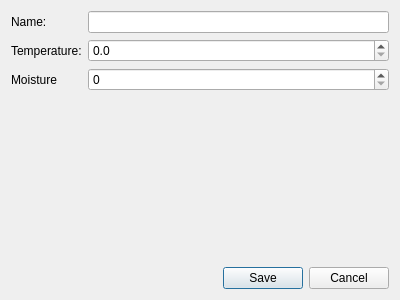
The window that src/anticarium_desktop/widgets/RegimeDialog.ui (Anticarium/Anticarium_Desktop) describes before a commit, drawn with Qt 5.
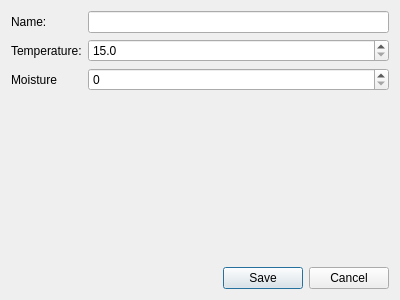
The same window after the commit.

What changed in the file:
```diff
--- a/src/anticarium_desktop/widgets/RegimeDialog.ui
+++ b/src/anticarium_desktop/widgets/RegimeDialog.ui
@@ -41,6 +41,9 @@
        <property name="decimals">
         <number>1</number>
        </property>
+       <property name="minimum">
+        <double>15.000000000000000</double>
+       </property>
        <property name="maximum">
         <double>40.000000000000000</double>
        </property>
```
